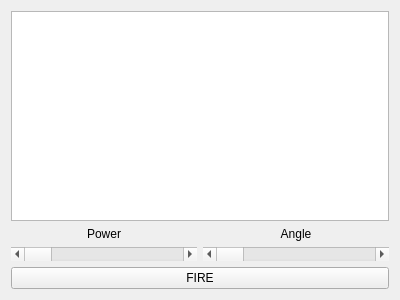
First picture: the form in 3rd_semester/hw03_tanks/01_Tanks/tanksWindow.ui, repository Axroy/SPbSU_study, before the edit.
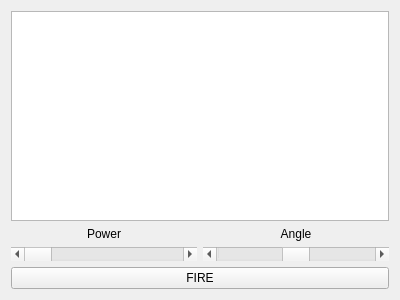
Second picture: the form after the edit.

Commit message: More convenient scrollbar range.

What changed in the file:
```diff
--- a/3rd_semester/hw03_tanks/01_Tanks/tanksWindow.ui
+++ b/3rd_semester/hw03_tanks/01_Tanks/tanksWindow.ui
@@ -58,8 +58,11 @@
         </item>
         <item>
          <widget class="QScrollBar" name="angleScrollBar">
+          <property name="minimum">
+           <number>-180</number>
+          </property>
           <property name="maximum">
-           <number>100</number>
+           <number>180</number>
           </property>
           <property name="orientation">
            <enum>Qt::Horizontal</enum>
```
